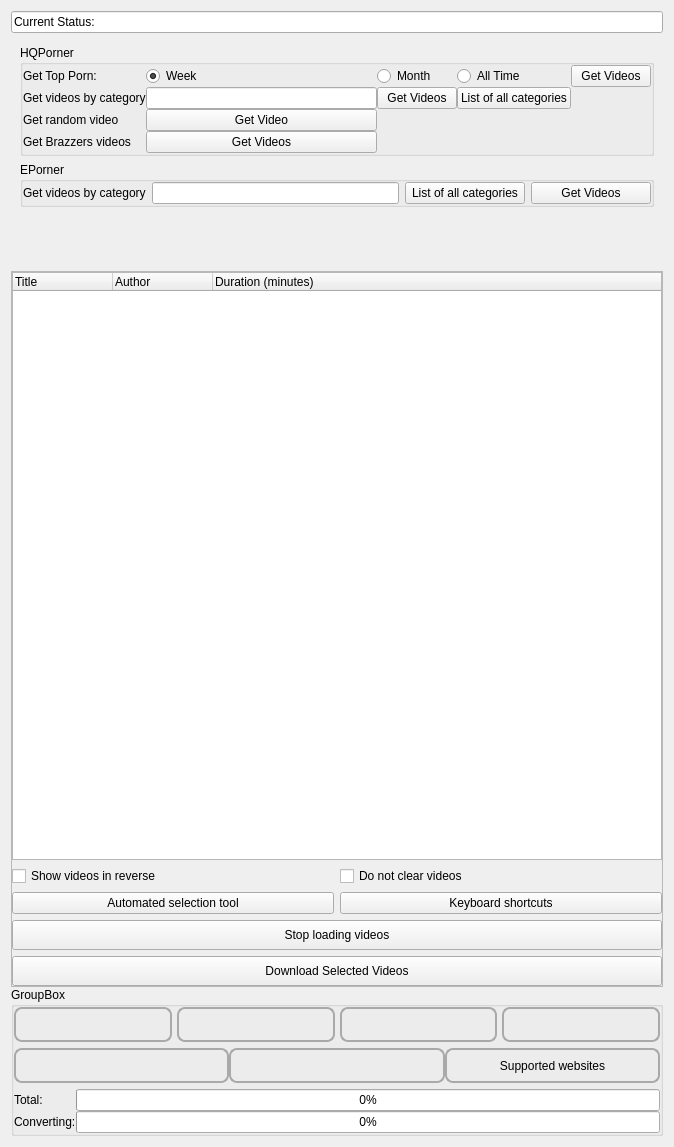
Qt form src/frontend/form_android.ui (EchterAlsFake/Porn_Fetch) before a commit.
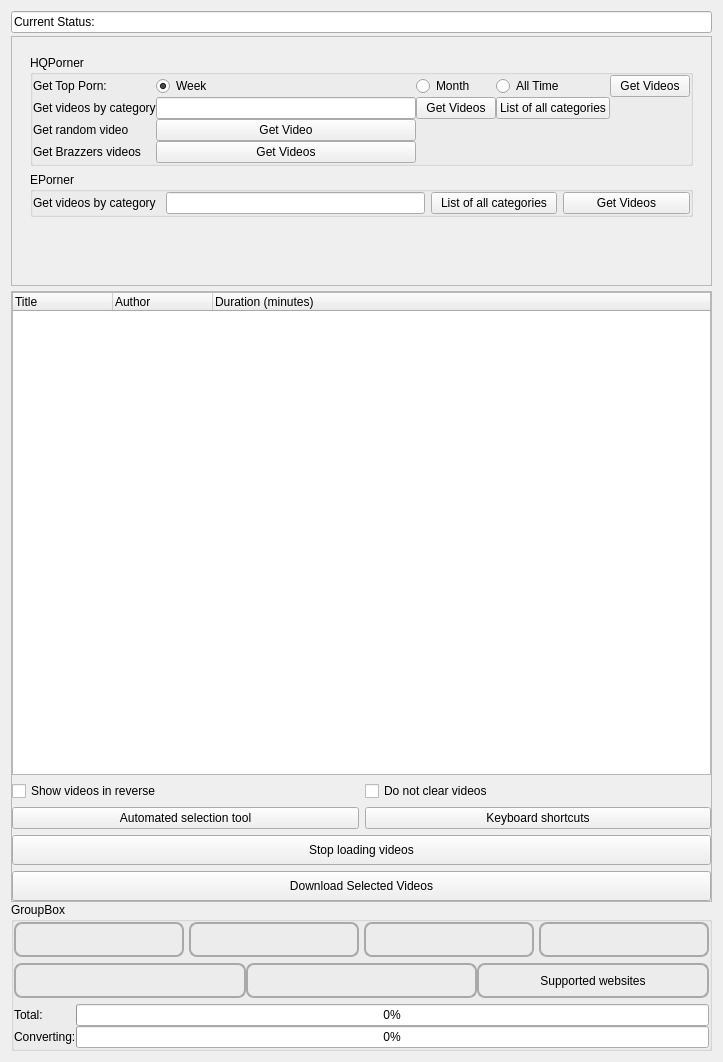
The same form after that commit.

Commit message: - ANDROID: layout fix

Diff of the .ui file:
```diff
--- a/src/frontend/form_android.ui
+++ b/src/frontend/form_android.ui
@@ -6,8 +6,8 @@
    <rect>
     <x>0</x>
     <y>0</y>
-    <width>674</width>
-    <height>1147</height>
+    <width>723</width>
+    <height>1062</height>
    </rect>
   </property>
   <property name="windowTitle">
@@ -16,7 +16,7 @@
   <property name="styleSheet">
    <string notr="true"/>
   </property>
-  <layout class="QGridLayout" name="gridLayout_20">
+  <layout class="QGridLayout" name="gridLayout_21">
    <item row="0" column="0">
     <layout class="QVBoxLayout" name="verticallayout_main">
      <property name="spacing">
@@ -68,6 +68,27 @@
            <item>
             <layout class="QVBoxLayout" name="main_verticallayout_treewidget">
              <item>
+              <widget class="QScrollArea" name="scrollArea">
+               <property name="sizePolicy">
+                <sizepolicy hsizetype="Preferred" vsizetype="Maximum">
+                 <horstretch>0</horstretch>
+                 <verstretch>0</verstretch>
+                </sizepolicy>
+               </property>
+               <property name="widgetResizable">
+                <bool>true</bool>
+               </property>
+               <widget class="QWidget" name="scrollAreaWidgetContents">
+                <property name="geometry">
+                 <rect>
+                  <x>0</x>
+                  <y>0</y>
+                  <width>697</width>
+                  <height>248</height>
+                 </rect>
+                </property>
+                <layout class="QGridLayout" name="gridLayout_20">
+                 <item row="0" column="0">
               <widget class="QStackedWidget" name="main_stacked_widget_top">
                <property name="sizePolicy">
                 <sizepolicy hsizetype="Minimum" vsizetype="Maximum">
@@ -1535,6 +1556,10 @@
                </widget>
               </widget>
              </item>
+                </layout>
+               </widget>
+              </widget>
+             </item>
              <item>
               <widget class="QScrollArea" name="main_scrollarea_treewidget">
                <property name="widgetResizable">
@@ -1545,8 +1570,8 @@
                  <rect>
                   <x>0</x>
                   <y>0</y>
-                  <width>648</width>
-                  <height>690</height>
+                  <width>697</width>
+                  <height>585</height>
                  </rect>
                 </property>
                 <property name="sizePolicy">
```
Left out of the diff: 188 changed lines with no effect on the pictures. Lines whose indentation alone changed are shown as unchanged. The commit also changes 6 other files.
